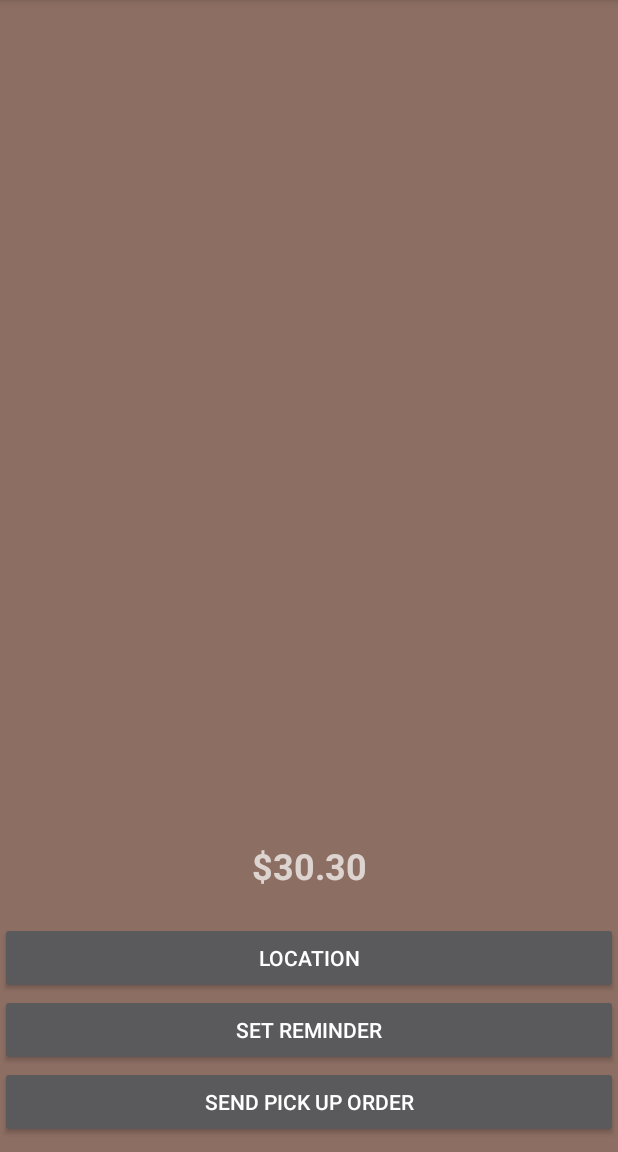
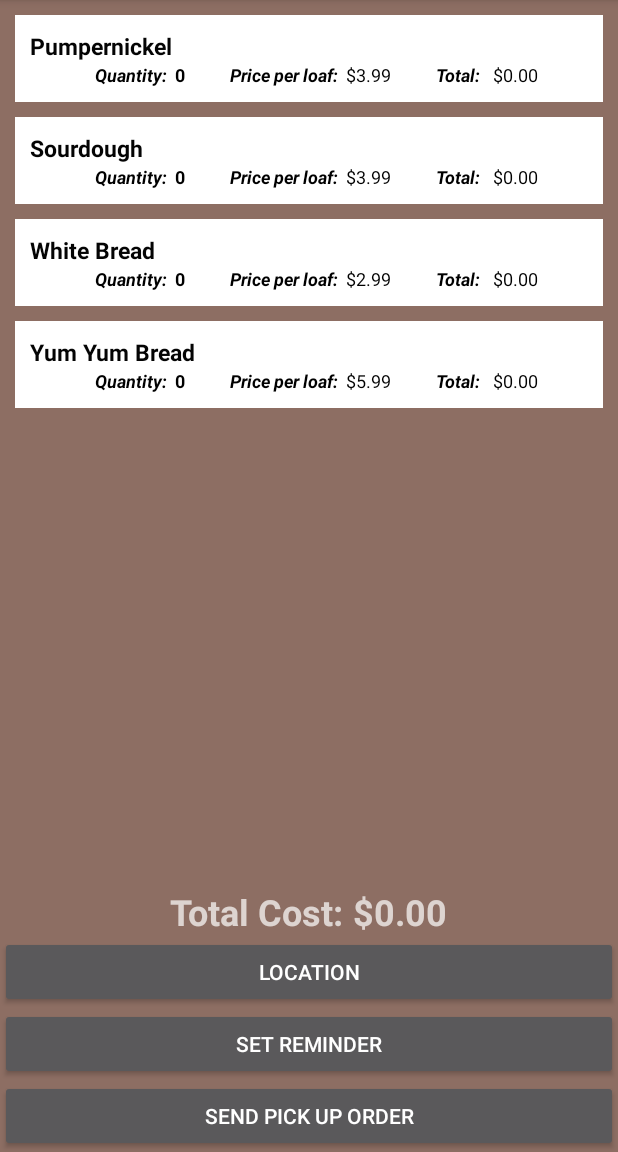
Before and after one commit to ColinLandry/ColinWill-BreadBoys, an Android app: the screen it shows after launch (MainActivity), after a tap on "Checkout", on a phone screen of 412 x 824 dp, the part 84-1236 px from its top. Run offline under Robolectric (Android 15) with nearby library versions, the phone set to English and light mode, and no system bars; 1 other tap on this screen came first.

Commit message:
Implemented total cost: #9 * Added new title box for totalcost * Implemented calculation code

```diff
--- a/app/src/main/java/com/breadboys/willcolin/CheckoutFragment.java
+++ b/app/src/main/java/com/breadboys/willcolin/CheckoutFragment.java
@@ -85,14 +85,25 @@ public class CheckoutFragment extends Fragment {
     @Override
     public View onCreateView(LayoutInflater inflater, ViewGroup container,
                              Bundle savedInstanceState) {
-            // Inflate the layout for this fragment
-            View view = inflater.inflate(R.layout.fragment_checkout, container, false);
-            TextView totalCost = (TextView) view.findViewById(R.id.totalCostText);
-            totalCost.setText(String.format(Locale.getDefault(), "$%.2f", 30.30304624));
+        // Inflate the layout for this fragment
+        View view = inflater.inflate(R.layout.fragment_checkout, container, false);
+        TextView totalCostText = (TextView) view.findViewById(R.id.totalCostText);
 
+        //Calculate total cost
+        double totalCost = 0;
+        double cost = 0;
 
-            calendarBtn = (Button) view.findViewById(R.id.calendarBtn);
-            locationBtn = (Button) view.findViewById(R.id.locationBtn);
+        for(int i = 0; i < Loaf.getList().size(); i++){
+            //Set cost to loaf quantity and price for current item
+            cost = Loaf.getList().get(i).getQuantity() * Loaf.getList().get(i).getPrice();
+            totalCost += cost;
+        }
+
+        //Update total cost text
+        totalCostText.setText(String.format(Locale.getDefault(), "$%.2f", totalCost));
+
+        calendarBtn = (Button) view.findViewById(R.id.calendarBtn);
+        locationBtn = (Button) view.findViewById(R.id.locationBtn);
 
         locationBtn.setOnClickListener(new View.OnClickListener() {
             @Override
@@ -127,19 +138,19 @@ public class CheckoutFragment extends Fragment {
 
         list = (ListView) view.findViewById(R.id.cartList);
 
-        //Create cart list for checkout
-        ArrayList<Loaf> cartItems = new ArrayList<Loaf>();
-
-        //Loop through loaf list
-        for(int i = 0; i < Loaf.getList().size(); i++){
-            //Check if quantity is 0, if not, add to checkout list
-            if(Loaf.getList().get(i).getQuantity() != 0){
-                cartItems.add(Loaf.getList().get(i));
-            }
-        }
+//        //Create cart list for checkout
+//        ArrayList<Loaf> cartItems = new ArrayList<Loaf>();
+//
+//        //Loop through loaf list
+//        for(int i = 0; i < Loaf.getList().size(); i++){
+//            //Check if quantity is 0, if not, add to checkout list
+//            if(Loaf.getList().get(i).getQuantity() != 0){
+//                cartItems.add(Loaf.getList().get(i));
+//            }
+//        }
 
         //Set adapter to custom adapter and pass cartItems
-        CustomAdapter adapter = new CustomAdapter(getContext(), cartItems);
+        CustomAdapter adapter = new CustomAdapter(getContext(), Loaf.getList());
         list.setAdapter(adapter);
 
         return view;
--- a/app/src/main/res/layout/fragment_checkout.xml
+++ b/app/src/main/res/layout/fragment_checkout.xml
@@ -11,19 +11,36 @@
         android:id="@+id/cartList"
         android:layout_width="match_parent"
         android:layout_height="162dp"
-        android:layout_weight="0.93"
+        android:layout_weight="1"
         android:divider="@null"
-        android:dividerHeight="0dp"/>
+        android:dividerHeight="0dp" />
+
+    <LinearLayout
+        android:layout_width="wrap_content"
+        android:layout_height="wrap_content"
+        android:layout_gravity="center_horizontal"
+        android:layout_weight="1"
+        android:orientation="horizontal">
+
+        <TextView
+            android:id="@+id/textView4"
+            android:layout_width="match_parent"
+            android:layout_height="wrap_content"
+            android:layout_weight="0.05"
+            android:text="Total Cost: "
+            android:textSize="24sp"
+            android:textStyle="bold" />
 
         <TextView
             android:id="@+id/totalCostText"
             android:layout_width="match_parent"
             android:layout_height="wrap_content"
             android:layout_weight="0.05"
-        android:text="TextView"
+            android:text="0"
             android:textAlignment="center"
             android:textSize="@dimen/subTitle_fontSize"
             android:textStyle="bold" />
+    </LinearLayout>
 
     <Button
         android:id="@+id/locationBtn"
```
Lines whose indentation alone changed are shown as unchanged.
